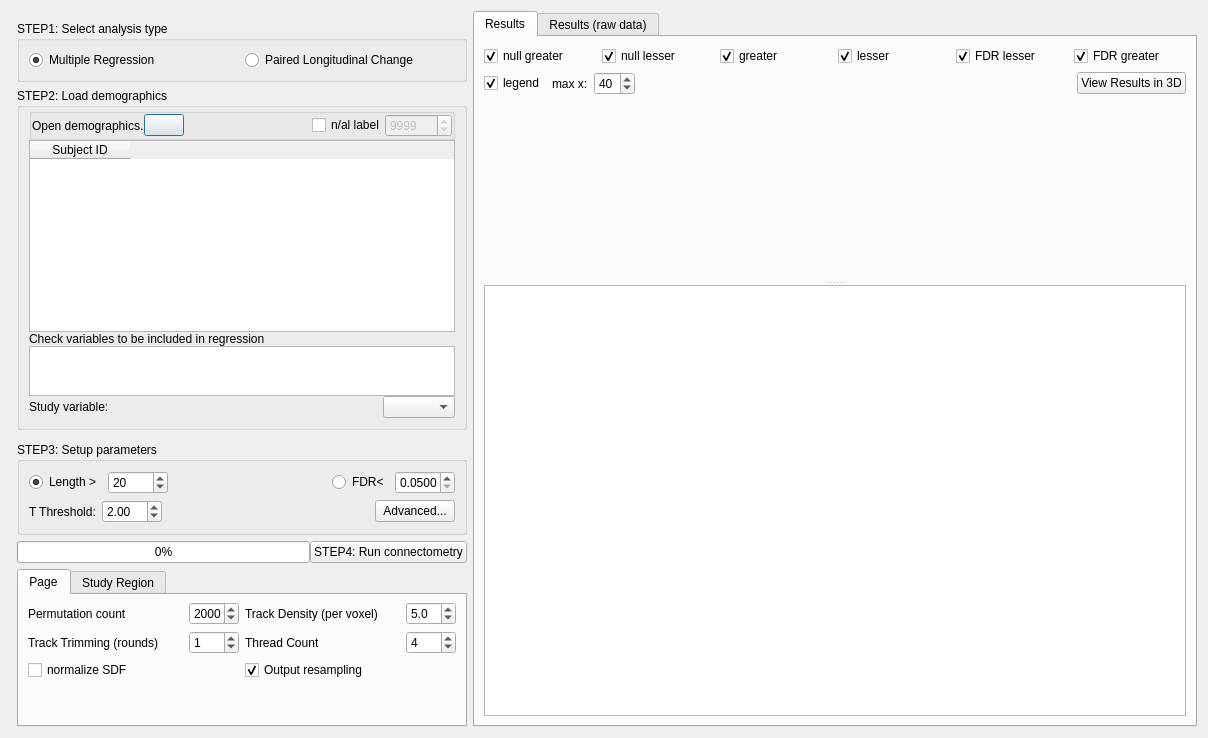
First picture: the form in connectometry/group_connectometry.ui, repository frankyeh/DSI-Studio, before the edit.
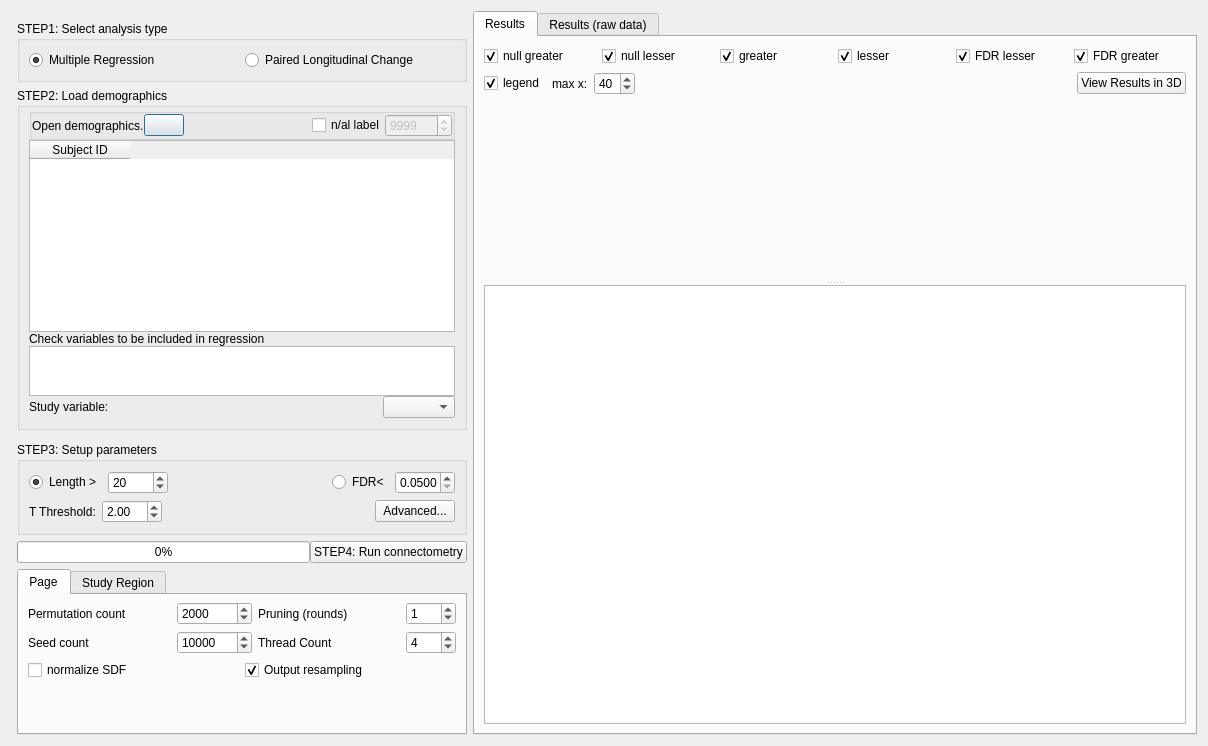
Second picture: the form after the edit. Icons and pictures are not drawn. Custom widgets are drawn as their Qt base class.

Commit message: [cnt] update connectometry code

```diff
--- a/connectometry/group_connectometry.ui
+++ b/connectometry/group_connectometry.ui
@@ -7,7 +7,7 @@
     <x>0</x>
     <y>0</y>
     <width>1208</width>
-    <height>738</height>
+    <height>746</height>
    </rect>
   </property>
   <property name="windowTitle">
@@ -638,7 +638,7 @@
               </property>
               <property name="maximumSize">
                <size>
-                <width>50</width>
+                <width>75</width>
                 <height>16777215</height>
                </size>
               </property>
@@ -654,54 +654,9 @@
              </widget>
             </item>
             <item>
-             <widget class="QLabel" name="label_4">
-              <property name="text">
-               <string>Track Density (per voxel)</string>
-              </property>
-             </widget>
-            </item>
-            <item>
-             <widget class="QDoubleSpinBox" name="seed_ratio">
-              <property name="minimumSize">
-               <size>
-                <width>50</width>
-                <height>0</height>
-               </size>
-              </property>
-              <property name="maximumSize">
-               <size>
-                <width>50</width>
-                <height>16777215</height>
-               </size>
-              </property>
-              <property name="decimals">
-               <number>1</number>
-              </property>
-              <property name="minimum">
-               <double>0.100000000000000</double>
-              </property>
-              <property name="maximum">
-               <double>20.000000000000000</double>
-              </property>
-              <property name="singleStep">
-               <double>1.000000000000000</double>
-              </property>
-              <property name="value">
-               <double>5.000000000000000</double>
-              </property>
-             </widget>
-            </item>
-           </layout>
-          </item>
-          <item>
-           <layout class="QHBoxLayout" name="horizontalLayout_4">
-            <property name="bottomMargin">
-             <number>0</number>
-            </property>
-            <item>
              <widget class="QLabel" name="label_7">
               <property name="text">
-               <string>Track Trimming (rounds)</string>
+               <string>Pruning (rounds)</string>
               </property>
              </widget>
             </item>
@@ -727,6 +682,39 @@
               </property>
              </widget>
             </item>
+           </layout>
+          </item>
+          <item>
+           <layout class="QHBoxLayout" name="horizontalLayout_4">
+            <property name="bottomMargin">
+             <number>0</number>
+            </property>
+            <item>
+             <widget class="QLabel" name="label_4">
+              <property name="text">
+               <string>Seed count</string>
+              </property>
+             </widget>
+            </item>
+            <item>
+             <widget class="QSpinBox" name="seed_count">
+              <property name="maximumSize">
+               <size>
+                <width>75</width>
+                <height>16777215</height>
+               </size>
+              </property>
+              <property name="minimum">
+               <number>100</number>
+              </property>
+              <property name="maximum">
+               <number>100000</number>
+              </property>
+              <property name="value">
+               <number>10000</number>
+              </property>
+             </widget>
+            </item>
             <item>
              <widget class="QLabel" name="label_2">
               <property name="text">
```
Left out of the diff: 57 changed lines with no effect on the pictures. The commit also changes 6 other files.
